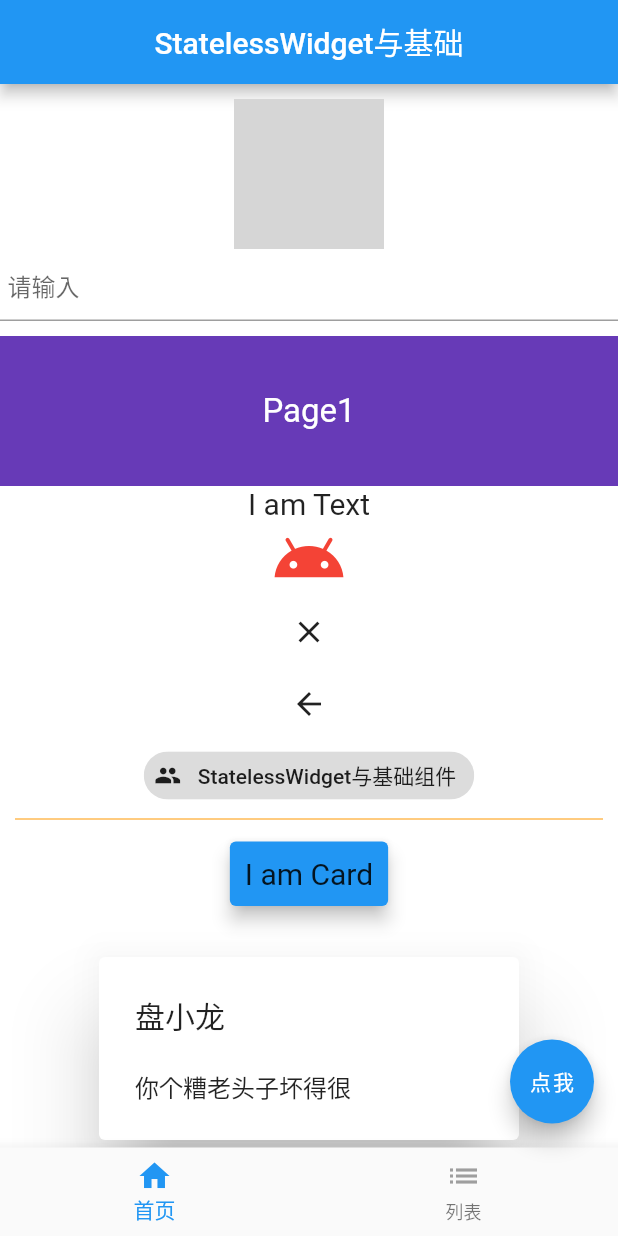
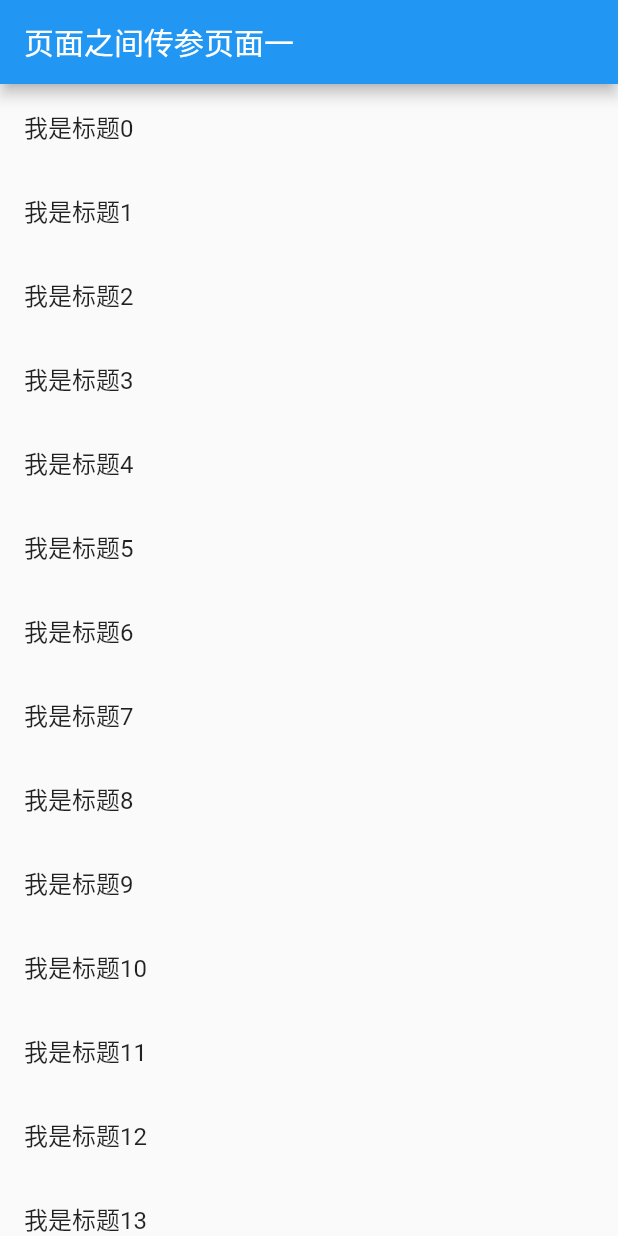
Before and after one commit to wearehy/flutterDemo, a Flutter app: the screen it shows after launch, on a phone screen of 412 x 824 dp. Run offline on Flutter 3.47's test engine with Material 2 defaults, Android fonts, the phone set to English and light mode, and no system bars; missing offline and left inert: flutter_color_plugin; grey boxes are pictures that could not be loaded.

Commit message:
页面间传参

```diff
--- a/lib/main.dart
+++ b/lib/main.dart
@@ -1,4 +1,5 @@
 import 'package:demo1/less_group_page.dart';
+import 'package:demo1/page_val/list_index.dart';
 
 import 'package:demo1/plugin_use.dart';
 import 'package:demo1/statefull_group_page.dart';
@@ -11,7 +12,7 @@ import 'my_main.dart';
 import 'my_row.dart';
 
 
-void main() => runApp( StateFullGroup() );
+void main() => runApp( ListIndex() );
 
 class StateFullGroupState {
 }
--- /dev/null
+++ b/lib/page_val/first_screen.dart
@@ -0,0 +1,37 @@
+import 'package:demo1/page_val/list_plug.dart';
+import 'package:demo1/page_val/second_screen.dart';
+import 'package:flutter/material.dart';
+/*** 第一页 ****/
+class FirstScreen extends StatefulWidget {
+  final List<setList> setLists;
+  FirstScreen(this.setLists);
+  @override
+  _FirstScreen createState() => _FirstScreen();
+}
+
+class _FirstScreen extends State<FirstScreen> {
+
+  @override
+  Widget build(BuildContext context) {
+    return Scaffold(
+        appBar: AppBar(
+          title: Text("页面之间传参页面一"),
+        ),
+        body: Center(
+          child: ListView.builder(
+            itemCount: widget.setLists.length,
+            itemBuilder: (context,index){
+              return new ListTile(
+                title: Text(widget.setLists[index].title),
+                onTap: (){
+                  Navigator.push(context, new MaterialPageRoute(
+                      builder: (context) => new SecondScreen(myList: widget.setLists[index])
+                  ));
+                },
+              );
+            }
+          ),
+        ) // This trailing comma makes auto-formatting nicer for build methods.
+    );
+  }
+}
--- /dev/null
+++ b/lib/page_val/list_index.dart
@@ -0,0 +1,20 @@
+import 'package:demo1/page_val/first_screen.dart';
+import 'package:demo1/page_val/list_plug.dart';
+import 'package:flutter/material.dart';
+/***页面传参的首页***/
+class ListIndex extends StatefulWidget {
+
+  @override
+  _ListIndex createState() => _ListIndex();
+}
+
+class _ListIndex extends State<ListIndex> {
+
+  @override
+  Widget build(BuildContext context) {
+    return MaterialApp(
+      title: '页面之间传参',
+      home: ListPlug(),
+    );
+  }
+}
--- /dev/null
+++ b/lib/page_val/list_plug.dart
@@ -0,0 +1,19 @@
+import 'package:demo1/page_val/first_screen.dart';
+import 'package:flutter/material.dart';
+/***数据***/
+
+final setLists = new List<setList>.generate(15, (i) => new setList('我是标题$i','我是详细内容$i'));
+class setList {
+  final String title;
+  final String description;
+
+  setList(this.title,this.description);
+}
+class ListPlug extends StatelessWidget {
+  @override
+  Widget build(BuildContext context) {
+    // TODO: implement build
+    return new FirstScreen(setLists);
+  }
+
+}
```
Also changed, not shown: lib/page_val/second_screen.dart (added, +30 -0 lines), pubspec.lock, 1 other file.
